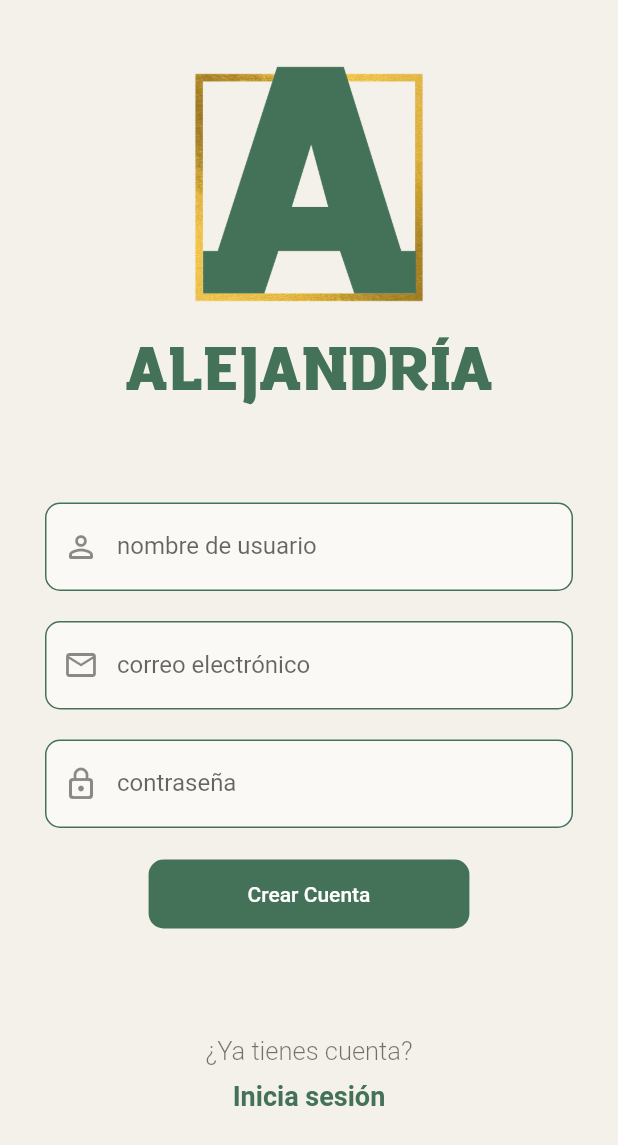
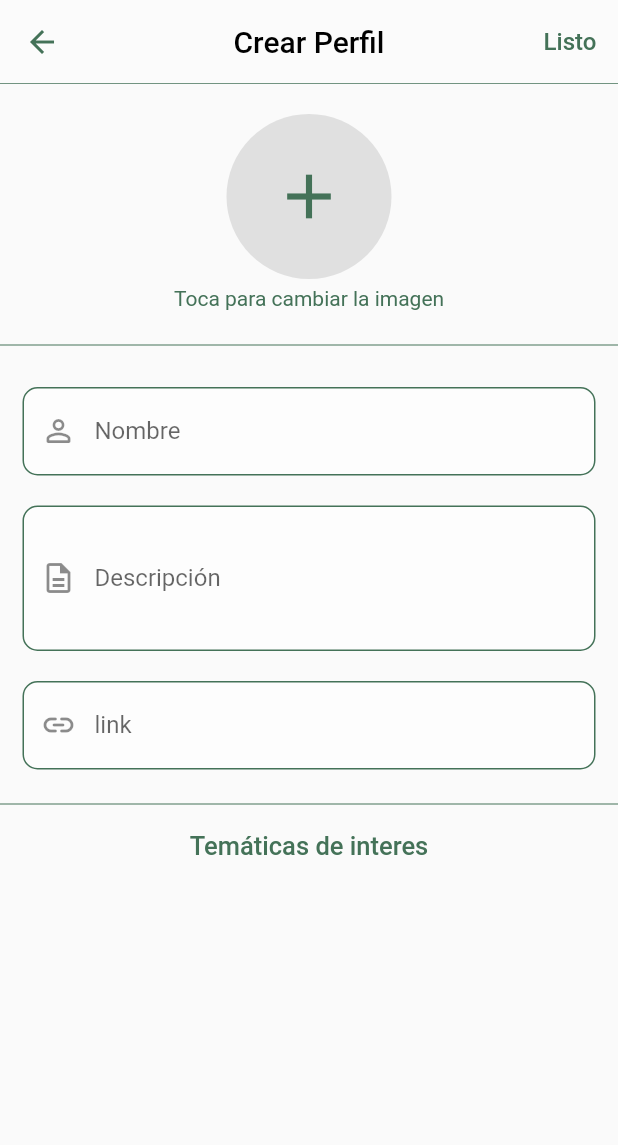
Before and after one commit to UNIZAR-30226-2022-09/front-end-movil, a Flutter app: the RegisterScreen screen opened by its route, after a tap on "Crear Cuenta", on a phone screen of 412 x 824 dp. Shown: the top 1145 px of the screen. Run offline on Flutter 3.47's test engine with Material 2 defaults, Android fonts, the phone set to English and light mode, and no system bars; our stand-ins replace font_awesome_flutter.

Commit message:
Inicio de la pantalla de editar perfil

```diff
--- a/alejandria/lib/main.dart
+++ b/alejandria/lib/main.dart
@@ -10,11 +10,12 @@ class MyApp extends StatelessWidget {
     return MaterialApp(
         title: 'Material App',
         debugShowCheckedModeBanner: false,
-        initialRoute: 'login',
+        initialRoute: 'editProfile',
         routes: {
           'home': (_) => HomeScreen(),
           'login': (_) => LoginScreen(),
-          'register': (_) => RegisterScreen()
+          'register': (_) => RegisterScreen(),
+          'editProfile': (_) => EditProfileScreen(),
         },
         theme: AppTheme.lightTheme);
   }
--- /dev/null
+++ b/alejandria/lib/models/tematica_model.dart
@@ -0,0 +1,27 @@
+import 'package:flutter/material.dart';
+import 'package:font_awesome_flutter/font_awesome_flutter.dart';
+
+class Tematica {
+  final IconData icon;
+  final String name;
+
+  Tematica(this.icon, this.name);
+
+  static List<Tematica> tematicas = [
+    Tematica(FontAwesomeIcons.ruler, 'Matemáticas'),
+    Tematica(FontAwesomeIcons.ruler, 'Física'),
+    Tematica(FontAwesomeIcons.atom, 'Química'),
+    Tematica(FontAwesomeIcons.dna, 'Biología'),
+    Tematica(FontAwesomeIcons.accusoft, 'Geología'),
+    Tematica(FontAwesomeIcons.stethoscope, 'Medicina'),
+    Tematica(FontAwesomeIcons.microchip, 'Informática'),
+    Tematica(FontAwesomeIcons.ruler, 'Mecánica'),
+    Tematica(FontAwesomeIcons.lightbulb, 'Electrónica'),
+    Tematica(FontAwesomeIcons.brain, 'Ingeniería'),
+    Tematica(FontAwesomeIcons.coins, 'Economía'),
+    Tematica(FontAwesomeIcons.landmark, 'Historia'),
+    Tematica(FontAwesomeIcons.book, 'Filosofía'),
+    Tematica(FontAwesomeIcons.language, 'Filologia'),
+    Tematica(FontAwesomeIcons.ruler, 'C. Sociales'),
+  ];
+}
--- /dev/null
+++ b/alejandria/lib/screens/edit_profile_screen.dart
@@ -0,0 +1,140 @@
+import 'package:alejandria/models/tematica_model.dart';
+import 'package:alejandria/themes/app_theme.dart';
+import 'package:alejandria/widgets/widgets.dart';
+import 'package:flutter/material.dart';
+
+class EditProfileScreen extends StatelessWidget {
+  const EditProfileScreen({Key? key}) : super(key: key);
+
+  @override
+  Widget build(BuildContext context) {
+    return Scaffold(
+        appBar: AppBar(
+          title: Text('Crear Perfil', style: TextStyle(color: Colors.black)),
+          bottom: BottomLineAppBar(),
+          actions: [
+            TextButton(
+                onPressed: () {},
+                child: Text('Listo',
+                    style: TextStyle(color: AppTheme.primary, fontSize: 16)))
+          ],
+        ),
+        body: SingleChildScrollView(
+          child: Center(
+            child: Column(
+              children: [
+                SizedBox(
+                  height: 20,
+                ),
+                _ProfiilePicture(),
+                SizedBox(
+                  height: 15,
+                ),
+                Divider(color: AppTheme.primary),
+                _ProfileForm(),
+                SizedBox(
+                  height: 15,
+                ),
+                Divider(color: AppTheme.primary),
+                SizedBox(
+                  height: 10,
+                ),
+                _Tematicas(),
+              ],
+            ),
+          ),
+        ));
+  }
+}
+
+class _ProfiilePicture extends StatelessWidget {
+  const _ProfiilePicture({
+    Key? key,
+  }) : super(key: key);
+
+  @override
+  Widget build(BuildContext context) {
+    return Column(
+      children: [
+        CircleAvatar(
+          radius: 55,
+          backgroundColor: Colors.grey[300],
+          //TODO: si tiene imagen sustituir el child por un NetworkImage
+          child: Icon(Icons.add, size: 50, color: AppTheme.primary),
+        ),
+        SizedBox(
+          height: 5,
+        ),
+        Text('Toca para cambiar la imagen',
+            style: TextStyle(color: AppTheme.primary)),
+      ],
+    );
+  }
+}
+
+class _ProfileForm extends StatefulWidget {
+  const _ProfileForm({
+    Key? key,
+  }) : super(key: key);
+
+  @override
+  State<_ProfileForm> createState() => _ProfileFormState();
+}
+
+class _ProfileFormState extends State<_ProfileForm> {
+  final nameCtrl = TextEditingController();
+  final descriptionCtrl = TextEditingController();
+  final linkCtrl = TextEditingController();
+
+  @override
+  Widget build(BuildContext context) {
+    return Container(
+      margin: const EdgeInsets.only(top: 20),
+      padding: const EdgeInsets.symmetric(horizontal: 15),
+      child: Form(
+        child: Column(children: [
+          CustomInputField(
+              icon: Icons.person_outline_rounded,
+              placeholder: 'Nombre',
+              textController: nameCtrl),
+          SizedBox(
+            height: 20,
+          ),
+          CustomInputField(
+              icon: Icons.description_outlined,
+              placeholder: 'Descripción',
+              maxlines: 3,
+              textController: descriptionCtrl),
+          SizedBox(
+            height: 20,
+          ),
+          CustomInputField(
+              icon: Icons.link_rounded,
+              placeholder: 'link',
+              textController: linkCtrl),
+        ]),
+      ),
+    );
+  }
+}
+
+class _Tematicas extends StatelessWidget {
+  const _Tematicas({
+    Key? key,
+  }) : super(key: key);
+
+  @override
+  Widget build(BuildContext context) {
+    return Column(
+      children: [
+        Text(
+          'Temáticas de interes',
+          style: TextStyle(
+              color: AppTheme.primary,
+              fontSize: 17,
+              fontWeight: FontWeight.w500),
+        ),
+      ],
+    );
+  }
+}
--- a/alejandria/lib/screens/home_screen.dart
+++ b/alejandria/lib/screens/home_screen.dart
@@ -1,3 +1,5 @@
+import 'package:alejandria/themes/app_theme.dart';
+import 'package:alejandria/widgets/widgets.dart';
 import 'package:flutter/material.dart';
 
 class HomeScreen extends StatelessWidget {
@@ -7,30 +9,21 @@ class HomeScreen extends StatelessWidget {
   Widget build(BuildContext context) {
     return Scaffold(
       appBar: AppBar(
-        elevation: 0,
         title: Text('ALEJANDRÍA',
             style: TextStyle(
                 fontFamily: 'Amazing Grotesc Ultra',
                 fontSize: 30,
-                color: Color.fromRGBO(68, 114, 88, 1))),
+                color: AppTheme.primary)),
         actions: [
           IconButton(
               onPressed: () {},
               icon: Icon(
                 Icons.chat_bubble_outline_rounded,
-                color: Color.fromRGBO(68, 114, 88, 1),
+                color: AppTheme.primary,
                 size: 30,
               ))
         ],
-        backgroundColor: Colors.white12,
-        bottom: PreferredSize(
-          child: Container(
-            color: Color.fromRGBO(68, 114, 88, 1),
-            width: double.infinity,
-            height: 0.5,
-          ),
-          preferredSize: Size.fromHeight(0),
-        ), //Color.fromRGBO(68, 114, 88, 1),
+        bottom: BottomLineAppBar(), //Color.fromRGBO(68, 114, 88, 1),
       ),
       body: Center(
         child: Container(
--- a/alejandria/lib/screens/register_screen.dart
+++ b/alejandria/lib/screens/register_screen.dart
@@ -105,7 +105,10 @@ class __FormState extends State<_Form> {
                   'Crear Cuenta',
                   style: TextStyle(color: Colors.white),
                 )),
-            onPressed: () {},
+            onPressed: () {
+              //TOODO: comprar que la creación de cuenta es correcta
+              Navigator.pushReplacementNamed(context, 'editProfile');
+            },
           )
         ]));
   }
--- a/alejandria/lib/screens/screens.dart
+++ b/alejandria/lib/screens/screens.dart
@@ -1,3 +1,4 @@
 export 'package:alejandria/screens/home_screen.dart';
 export 'package:alejandria/screens/login_screen.dart';
 export 'package:alejandria/screens/register_screen.dart';
+export 'package:alejandria/screens/edit_profile_screen.dart';
--- a/alejandria/lib/themes/app_theme.dart
+++ b/alejandria/lib/themes/app_theme.dart
@@ -6,12 +6,13 @@ class AppTheme {
   static final ThemeData lightTheme = ThemeData.light().copyWith(
       inputDecorationTheme: InputDecorationTheme(
           iconColor: primary,
-          floatingLabelStyle: TextStyle(color: primary),
+          floatingLabelStyle: TextStyle(
+              color: primary, fontSize: 20, fontWeight: FontWeight.w400),
           enabledBorder: OutlineInputBorder(
               borderSide: BorderSide(color: primary),
               borderRadius: BorderRadius.circular(10)),
           focusedBorder: OutlineInputBorder(
-              borderSide: BorderSide(color: Colors.black),
+              borderSide: BorderSide(color: primary),
               borderRadius: BorderRadius.circular(10)),
           focusedErrorBorder: OutlineInputBorder(
               borderSide: BorderSide(color: Colors.red),
@@ -20,5 +21,11 @@ class AppTheme {
               borderSide: BorderSide(color: primary),
               borderRadius: BorderRadius.circular(10)),
           filled: true,
-          fillColor: Colors.white54));
+          fillColor: Colors.white54),
+      //AppBar
+      appBarTheme: AppBarTheme(
+          elevation: 0,
+          backgroundColor: Colors.white12,
+          centerTitle: true,
+          iconTheme: IconThemeData(color: primary)));
 }
--- /dev/null
+++ b/alejandria/lib/widgets/bottom_line_appbar.dart
@@ -0,0 +1,24 @@
+import 'package:alejandria/themes/app_theme.dart';
+import 'package:flutter/material.dart';
+
+class BottomLineAppBar extends StatelessWidget with PreferredSizeWidget {
+  const BottomLineAppBar({
+    Key? key,
+  }) : super(key: key);
+
+  @override
+  Widget build(BuildContext context) {
+    return PreferredSize(
+      child: Container(
+        color: AppTheme.primary,
+        width: double.infinity,
+        height: 0.5,
+      ),
+      preferredSize: Size.fromHeight(0),
+    );
+  }
+
+  @override
+  // TODO: implement preferredSize
+  Size get preferredSize => Size.fromHeight(0);
+}
--- a/alejandria/lib/widgets/custom_input_fields.dart
+++ b/alejandria/lib/widgets/custom_input_fields.dart
@@ -6,6 +6,7 @@ class CustomInputField extends StatelessWidget {
   final TextEditingController textController;
   final TextInputType keyboardType;
   final bool isPassword;
+  final int maxlines;
 
   const CustomInputField(
       {Key? key,
@@ -13,7 +14,8 @@ class CustomInputField extends StatelessWidget {
       required this.placeholder,
       required this.textController,
       this.keyboardType = TextInputType.text,
-      this.isPassword = false})
+      this.isPassword = false,
+      this.maxlines = 1})
       : super(key: key);
 
   @override
@@ -23,6 +25,7 @@ class CustomInputField extends StatelessWidget {
         autocorrect: false,
         obscureText: isPassword,
         keyboardType: keyboardType,
+        maxLines: maxlines,
         decoration: InputDecoration(
             prefixIcon: Icon(icon),
             hintText: placeholder,
--- a/alejandria/lib/widgets/widgets.dart
+++ b/alejandria/lib/widgets/widgets.dart
@@ -1,2 +1,5 @@
 export 'package:alejandria/widgets/intro.dart';
 export 'package:alejandria/widgets/logo.dart';
+export 'package:alejandria/widgets/bottom_line_appbar.dart';
+export 'package:alejandria/widgets/custom_input_fields.dart';
+export 'package:alejandria/widgets/labels.dart';
```
Also changed, not shown: alejandria/pubspec.yaml (+5 -11 lines), alejandria/lib/models/models.dart (added), alejandria/pubspec.lock.
